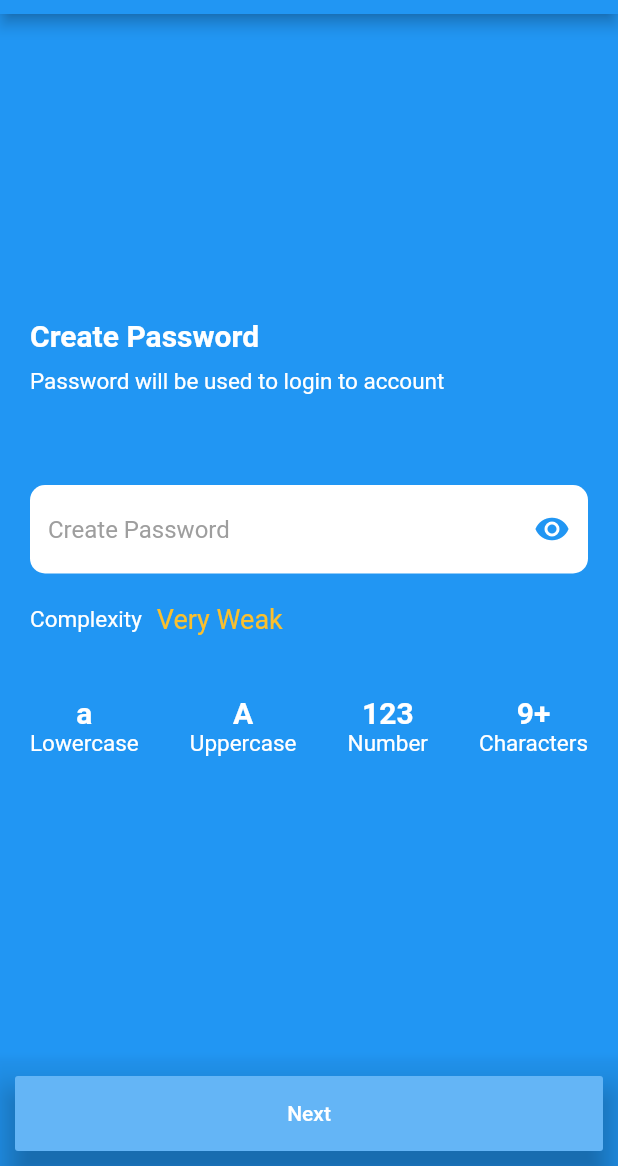
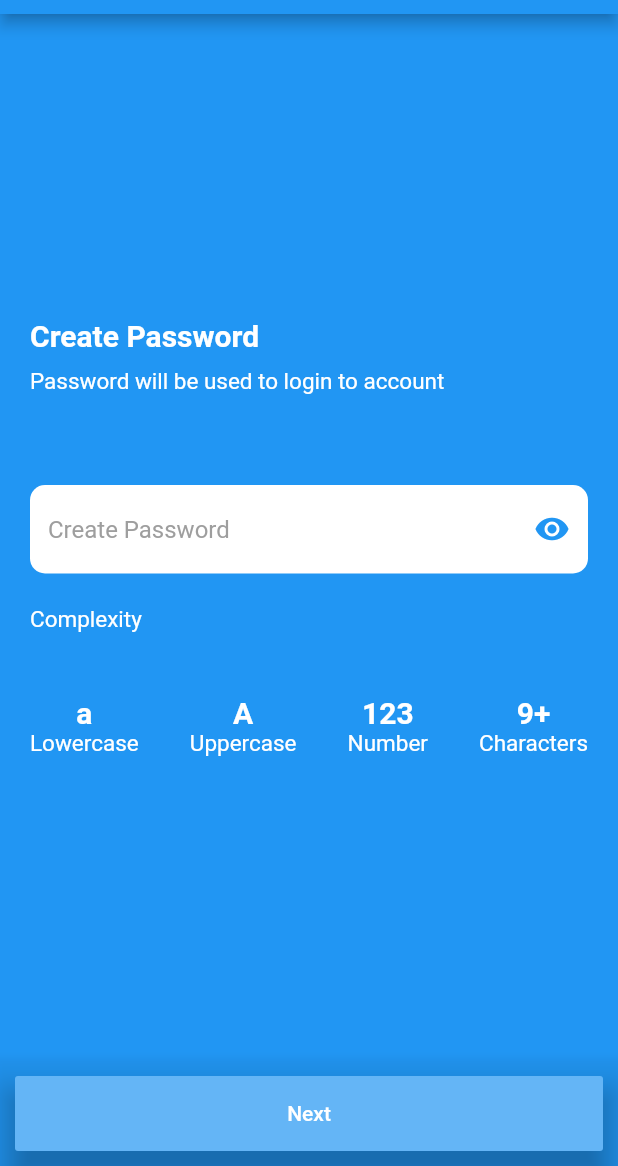
Before and after one commit to samm021/dkatalis-flutter-test, a Flutter app: the screen it shows after launch, after a tap on "Next", on a phone screen of 412 x 824 dp, the part 70-1236 px from its top. Run offline on Flutter 3.47's test engine with Material 2 defaults, Android fonts, the phone set to English and light mode, and no system bars; Roboto replaces fonts that are missing (Spartan MB).

Commit message:
4th commit - personal info screen functional & added validator

```diff
--- /dev/null
+++ b/ginfinans/lib/components/bottom_button.dart
@@ -0,0 +1,25 @@
+import 'package:flutter/material.dart';
+
+class BottomButton extends StatelessWidget {
+
+  BottomButton({this.onPressNext});
+
+  final Function onPressNext;
+
+  @override
+  Widget build(BuildContext context) {
+    return BottomAppBar(
+      color: Colors.transparent,
+      child: Container(
+        height: 70.0,
+        padding: EdgeInsets.all(10.0),
+        child: FlatButton(
+            onPressed: onPressNext,
+            color: Colors.blue[300],
+            textColor: Colors.white,
+            child: Text('Next')
+        ),
+      ),
+    );
+  }
+}
--- /dev/null
+++ b/ginfinans/lib/components/password_text_field.dart
@@ -0,0 +1,47 @@
+import 'package:flutter/material.dart';
+
+class PasswordTextField extends StatelessWidget {
+
+  PasswordTextField({this.passwordVisible, this.onIconPress, this.onUserWritePassword});
+
+  final bool passwordVisible;
+  final Function onIconPress;
+  final onUserWritePassword;
+
+  @override
+  Widget build(BuildContext context) {
+    return TextField(
+      decoration: InputDecoration(
+        filled: true,
+        fillColor: Colors.white,
+        hintText: 'Create Password',
+        suffixIcon: IconButton(
+          icon: Icon(
+            passwordVisible
+                ? Icons.visibility_off
+                : Icons.visibility
+            ,
+            color: Colors.blue,
+          ),
+          onPressed: onIconPress,
+        ),
+        hintStyle: TextStyle(
+            color: Colors.grey
+        ),
+        errorStyle: TextStyle(
+            color: Colors.white
+        ),
+        border: OutlineInputBorder(
+            borderRadius: BorderRadius.all(
+              Radius.circular(10.0),
+            ),
+            borderSide: BorderSide.none
+        ),
+      ),
+      obscureText: !passwordVisible,
+      enableSuggestions: false,
+      autocorrect: false,
+      onChanged: onUserWritePassword,
+    );
+  }
+}
--- a/ginfinans/lib/screens/email_screen.dart
+++ b/ginfinans/lib/screens/email_screen.dart
@@ -1,6 +1,8 @@
 import 'package:flutter/material.dart';
 import 'package:ginfinans/utils/constants.dart';
 import 'package:ginfinans/screens/password_screen.dart';
+import 'package:ginfinans/components/bottom_button.dart';
+import 'package:ginfinans/utils/validator.dart';
 
 class EmailScreen extends StatefulWidget {
   @override
@@ -8,28 +10,19 @@ class EmailScreen extends StatefulWidget {
 }
 
 class _EmailScreenState extends State<EmailScreen> {
+
   @override
   Widget build(BuildContext context) {
     return Scaffold(
-      bottomNavigationBar: BottomAppBar(
-        color: Colors.transparent,
-        child: Container(
-          height: 70.0,
-          padding: EdgeInsets.all(10.0),
-          child: FlatButton(
-              onPressed: () {
+      bottomNavigationBar: BottomButton(
+        onPressNext: () {
           Navigator.push(
             context,
             MaterialPageRoute(
                 builder: (context) => PasswordScreen()
             ),
           );
-              },
-              textColor: Colors.white,
-              color: Colors.blue[300],
-              child: Text('Next')
-          ),
-        ),
+        }
       ),
       backgroundColor: Colors.grey[100],
       body: Center(
@@ -40,20 +33,27 @@ class _EmailScreenState extends State<EmailScreen> {
                     margin: EdgeInsets.only(left: 20.0, right: 20.0),
                     child: Column(
                       children: <Widget>[
-                        Text('Welcome to Gin '
-                            'Finans',
+                        Align(
+                          alignment: Alignment.centerLeft,
+                          child: Text('Welcome to\n'
+                              'GIN Finans',
+                          textAlign: TextAlign.left,
                           style: kHeaderTextStyle,
+                          ),
                         ),
                         SizedBox(
                           height: 10.0,
                         ),
-                        Text('Welcome to The Bank of The Future. '
-                            'Manage and track your accounts on '
+                        Align(
+                          alignment: Alignment.centerLeft,
+                          child: Text('Welcome to The Bank of The Future.\n'
+                              'Manage and track your accounts on\n'
                               'the go.',
                           style: kBodyTextStyle,
                           ),
+                        ),
                         SizedBox(
-                        height: 10.0,
+                          height: 30.0,
                         ),
                         Container(
                           decoration: BoxDecoration(
@@ -61,8 +61,14 @@ class _EmailScreenState extends State<EmailScreen> {
                             borderRadius: BorderRadius.circular(10.0)
                           ),
                           padding: EdgeInsets.all(20.0),
-                          child: TextField(
+                          child: Form(
+                            autovalidateMode: AutovalidateMode.onUserInteraction,
+                            child: TextFormField(
+                              validator: (value) {
+                                return Validator().validateEmail(value);
+                              },
                               decoration: kEmailInputDecoration,
+                            ),
                           ),
                         ),
                       ],
--- a/ginfinans/lib/screens/password_screen.dart
+++ b/ginfinans/lib/screens/password_screen.dart
@@ -1,13 +1,25 @@
 import 'package:flutter/material.dart';
 import 'package:ginfinans/screens/personal_info_screen.dart';
 import 'package:ginfinans/utils/constants.dart';
+import 'package:ginfinans/components/bottom_button.dart';
+import 'package:ginfinans/components/password_text_field.dart';
+import 'package:ginfinans/utils/validator.dart';
 
 class PasswordScreen extends StatefulWidget {
+
   @override
   _PasswordScreenState createState() => _PasswordScreenState();
 }
 
+
+
 class _PasswordScreenState extends State<PasswordScreen> {
+  bool visibility = false;
+  bool lowercase = false;
+  bool uppercase = false;
+  bool integer = false;
+  bool lengthMoreThan9 = false;
+
   @override
   Widget build(BuildContext context) {
     return Scaffold(
@@ -15,25 +27,17 @@ class _PasswordScreenState extends State<PasswordScreen> {
       appBar: AppBar(
         title: Text('Create Account')
       ),
-        bottomNavigationBar: BottomAppBar(
-          color: Colors.transparent,
-          child: Container(
-            height: 70.0,
-            padding: EdgeInsets.all(10.0),
-            child: FlatButton(
-                onPressed: () {
+        bottomNavigationBar: BottomButton(
+          onPressNext: () {
+            if (lowercase && uppercase && integer && lengthMoreThan9) {
               Navigator.push(
                 context,
                 MaterialPageRoute(
                     builder: (context) => PersonalInfoScreen()
                 ),
               );
-                },
-                color: Colors.blue[300],
-                textColor: Colors.white,
-                child: Text('Next')
-            ),
-          ),
+            }
+          }
         ),
       body: Center(
         child: SingleChildScrollView(
@@ -57,11 +61,21 @@ class _PasswordScreenState extends State<PasswordScreen> {
                         height: 60.0,
                       ),
                       Container(
-                        child: TextField(
-                          decoration: kPasswordInputDecoration,
-                          obscureText: true,
-                          enableSuggestions: false,
-                          autocorrect: false,
+                        child: PasswordTextField(
+                          passwordVisible: visibility,
+                          onIconPress: () {
+                            setState(() {
+                              visibility = !visibility;
+                            });
+                          },
+                          onUserWritePassword: (value) {
+                            setState(() {
+                              lowercase = Validator().hasLowercase(value);
+                              uppercase = Validator().hasUppercase(value);
+                              integer = Validator().hasInteger(value);
+                              lengthMoreThan9 = Validator().hasLengthMoreThanEqual9(value);
+                            });
+                          },
                         ),
                       ),
                       SizedBox(
@@ -75,7 +89,9 @@ class _PasswordScreenState extends State<PasswordScreen> {
                           SizedBox(
                             width: 10.0,
                           ),
-                          Text('Very Weak',
+                          Text(Validator().complexity(
+                              lowercase, uppercase, integer, lengthMoreThan9
+                          ),
                             style: kPasswordScreenComplexityStyle,
                           )
                         ],
@@ -88,7 +104,9 @@ class _PasswordScreenState extends State<PasswordScreen> {
                         children: [
                           Column(
                             children: [
-                              Text('a',
+                              lowercase
+                              ? kWhiteCheckGreenFilled
+                              : Text('a',
                                 style: kPasswordScreenHeaderStyle,
                               ),
                               Text('Lowercase',
@@ -98,7 +116,9 @@ class _PasswordScreenState extends State<PasswordScreen> {
                           ),
                           Column(
                             children: [
-                              Text('A',
+                              uppercase
+                              ? kWhiteCheckGreenFilled
+                              : Text('A',
                                 style: kPasswordScreenHeaderStyle,
                               ),
                               Text('Uppercase',
@@ -108,7 +128,9 @@ class _PasswordScreenState extends State<PasswordScreen> {
                           ),
                           Column(
                             children: [
-                              Text('123',
+                              integer
+                              ? kWhiteCheckGreenFilled
+                              : Text('123',
                                 style: kPasswordScreenHeaderStyle,
                               ),
                               Text('Number',
@@ -118,7 +140,9 @@ class _PasswordScreenState extends State<PasswordScreen> {
                           ),
                           Column(
                             children: [
-                              Text('9+',
+                              lengthMoreThan9
+                              ? kWhiteCheckGreenFilled
+                              : Text('9+',
                                 style: kPasswordScreenHeaderStyle,
                               ),
                               Text('Characters',
--- a/ginfinans/lib/utils/constants.dart
+++ b/ginfinans/lib/utils/constants.dart
@@ -1,33 +1,57 @@
 import 'package:flutter/material.dart';
 
 const kHeaderTextStyle = TextStyle(
-  fontFamily: 'Spartan MB',
   fontSize: 40.0,
-  fontWeight: FontWeight.bold
+  fontWeight: FontWeight.w900,
+  height: 1.3,
 );
 
 const kBodyTextStyle = TextStyle(
-  fontFamily: 'Spartan MB',
   fontSize: 18.0,
+  fontWeight: FontWeight.w800,
+  height: 1.5
 );
 
 const kPasswordScreenHeaderStyle = TextStyle(
-  fontFamily: 'Spartan MB',
   fontSize: 20.0,
   fontWeight: FontWeight.bold,
   color: Colors.white
 );
 
 const kPasswordScreenBodyStyle = TextStyle(
-  fontFamily: 'Spartan MB',
   fontSize: 15.0,
   color: Colors.white
 );
 
 final kPasswordScreenComplexityStyle = TextStyle(
-    fontFamily: 'Spartan MB',
     fontSize: 18.0,
     color: Colors.yellow[700]
+);
+
+const kSelectOptionLabelStyle = TextStyle(
+    fontSize: 14.0,
+    color: Colors.grey
+);
+
+final kWhiteCheckGreenFilled = Stack(
+  children: [
+    Positioned.fill(
+        child: Container(
+          margin: EdgeInsets.all(5.0),
+          color: Colors.white,
+        )
+    ),
+    Icon(
+        Icons.check_circle,
+        color: Colors.green
+    ),
+  ],
+);
+
+const kSelectOptionHintStyle = TextStyle(
+    height: 1.2,
+    fontSize: 18.0,
+    color: Colors.black
 );
 
 final kEmailInputDecoration = InputDecoration(
@@ -41,24 +65,8 @@ final kEmailInputDecoration = InputDecoration(
   hintStyle: TextStyle(
       color: Colors.grey
   ),
-  border: OutlineInputBorder(
-      borderRadius: BorderRadius.all(
-        Radius.circular(10.0),
-      ),
-      borderSide: BorderSide.none
-  ),
-);
-
-const kPasswordInputDecoration = InputDecoration(
-  filled: true,
-  fillColor: Colors.white,
-  hintText: 'Create Password',
-  suffixIcon: Icon(
-    Icons.remove_red_eye,
-    color: Colors.blue,
-  ),
-  hintStyle: TextStyle(
-      color: Colors.grey
+  errorStyle: TextStyle(
+    color: Colors.blue
   ),
   border: OutlineInputBorder(
       borderRadius: BorderRadius.all(
--- /dev/null
+++ b/ginfinans/lib/utils/validator.dart
@@ -0,0 +1,73 @@
+class Validator {
+
+  String validateEmail(String value) {
+    if (value == null || value == "") {
+      return 'Please input email address';
+    }
+    Pattern pattern =
+        r'^(([^<>()[\]\\.,;:\s@\"]+(\.[^<>()[\]\\.,;:\s@\"]+)*)|(\".+\"))@((\[[0-9]{1,3}\.[0-9]{1,3}\.[0-9]{1,3}\.[0-9]{1,3}\])|(([a-zA-Z\-0-9]+\.)+[a-zA-Z]{2,}))$';
+    RegExp regex = RegExp(pattern);
+    if (!regex.hasMatch(value))
+      return 'Please input in email address format';
+    else
+      return null;
+  }
+
+  bool hasLowercase(String value) {
+    if (value == null || value == "") {
+      return false;
+    }
+    Pattern pattern = r'[a-z]';
+    RegExp regex = RegExp(pattern);
+    return regex.hasMatch(value);
+  }
+
+  bool hasUppercase(String value) {
+    if (value == null || value == "") {
+      return false;
+    }
+    Pattern pattern = r'[A-Z]';
+    RegExp regex = RegExp(pattern);
+    return regex.hasMatch(value);
+  }
+
+  bool hasInteger(String value) {
+    if (value == null || value == "") {
+      return false;
+    }
+    Pattern pattern = r'[0-9]';
+    RegExp regex = RegExp(pattern);
+    return regex.hasMatch(value);
+  }
+
+  bool hasLengthMoreThanEqual9(String value) {
+    return value.length >= 9;
+  }
+
+  String complexity(bool hasLowercase, bool hasUppercase, bool hasInteger, bool hasLengthMoreThanEqual9) {
+    int complexity = (hasLowercase ? 1 : 0) +
+        (hasUppercase ? 1 : 0) +
+        (hasInteger ? 1 : 0) +
+        (hasLengthMoreThanEqual9 ? 1 : 0);
+    String string;
+    switch (complexity) {
+      case 4:
+        string = "Strong";
+        break;
+      case 3:
+        string = "Medium";
+        break;
+      case 2:
+        string = "Weak";
+        break;
+      case 1:
+        string = "Very Weak";
+        break;
+      case 0:
+        string = "";
+        break;
+    }
+    return string;
+  }
+
+}
```
Also changed, not shown: ginfinans/lib/components/select_form.dart (added, +49 -0 lines), ginfinans/lib/screens/personal_info_screen.dart (+98 -1 lines). Lines whose indentation alone changed are shown as unchanged.
